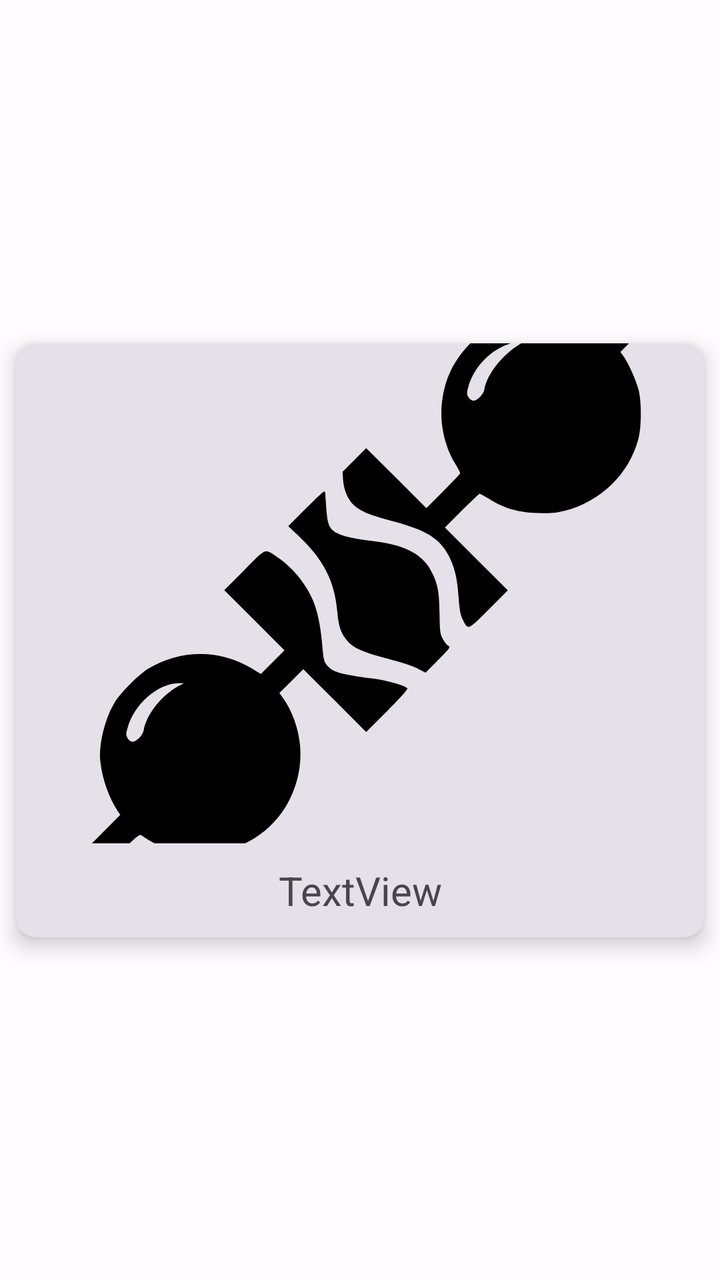
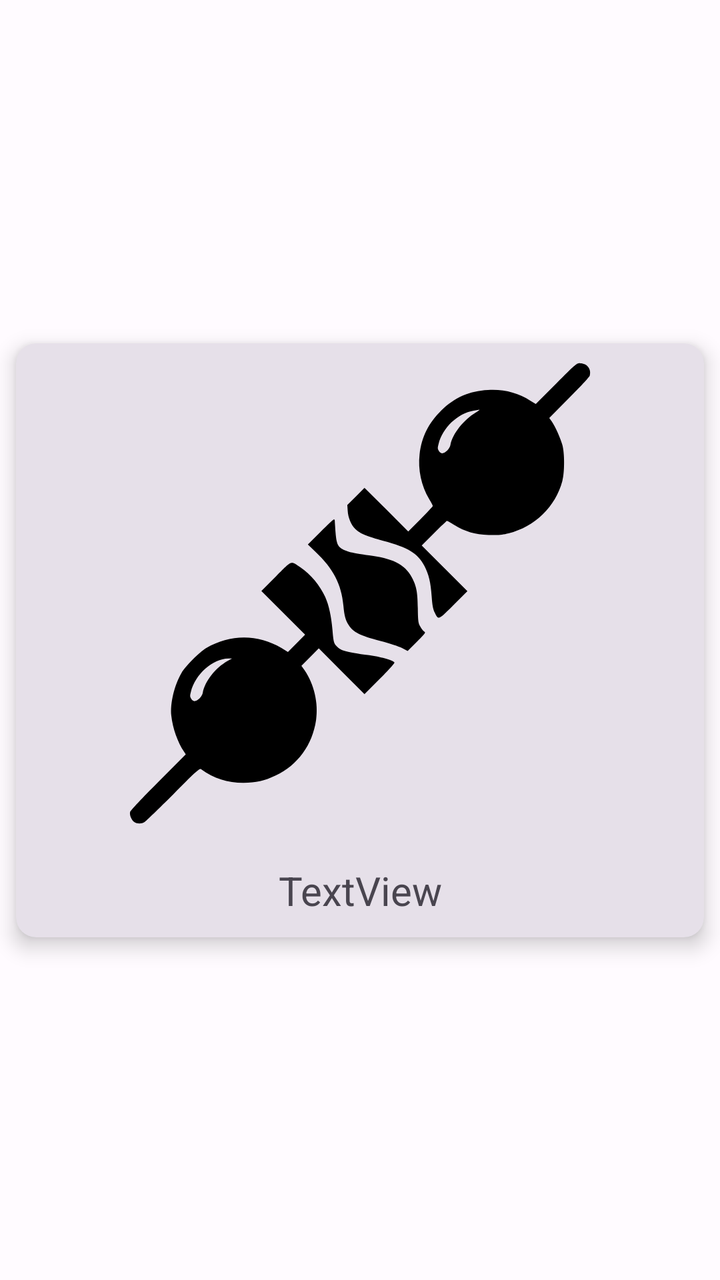

Screens rendered from an Android XML layout before and after an edit, with the pre-edit source and the edit as a unified diff.
<!-- AndroidManifest.xml: application theme Theme.Food_alchemy -->
<!-- res/layout/recipes_home.xml -->
<?xml version="1.0" encoding="utf-8"?>
<androidx.constraintlayout.widget.ConstraintLayout xmlns:android="http://schemas.android.com/apk/res/android"
    xmlns:app="http://schemas.android.com/apk/res-auto"
    xmlns:tools="http://schemas.android.com/tools"
    android:layout_width="match_parent"
    android:layout_height="wrap_content">

    <androidx.cardview.widget.CardView
        android:layout_width="match_parent"
        android:layout_height="wrap_content"
        style="@style/Widget.Material3.CardView.Filled"
        app:layout_constraintBottom_toBottomOf="parent"
        app:layout_constraintEnd_toEndOf="parent"
        app:layout_constraintStart_toStartOf="parent"
        app:layout_constraintTop_toTopOf="parent"
        android:layout_marginStart="8dp"
        android:layout_marginEnd="8dp"
        android:layout_marginTop="10dp"
        android:layout_marginBottom="10dp"
        app:cardCornerRadius="10dp"
        app:cardElevation="6dp">

        <androidx.constraintlayout.widget.ConstraintLayout
            android:layout_width="match_parent"
            android:layout_height="match_parent">

            <ImageView
                android:id="@+id/recipe_image"
                android:layout_width="match_parent"
                android:layout_height="250dp"
                app:srcCompat="@drawable/appetizer"
                android:scaleType="centerCrop"
                app:layout_constraintEnd_toEndOf="parent"
                app:layout_constraintStart_toStartOf="parent"
                app:layout_constraintTop_toTopOf="parent" />

            <TextView
                android:id="@+id/recipe_name"
                android:layout_width="match_parent"
                android:layout_height="wrap_content"
                android:layout_marginTop="10dp"
                android:layout_marginBottom="10dp"
                android:textAlignment="center"
                android:text="TextView"
                android:textSize="20dp"
                app:layout_constraintTop_toBottomOf="@id/recipe_image"
                app:layout_constraintStart_toStartOf="parent"
                app:layout_constraintEnd_toEndOf="parent"
                app:layout_constraintBottom_toBottomOf="parent"/>



        </androidx.constraintlayout.widget.ConstraintLayout>
    </androidx.cardview.widget.CardView>
</androidx.constraintlayout.widget.ConstraintLayout>
<!-- resources referenced by this layout -->
<resources>
  <!-- drawable appetizer: vector/xml drawable (drawable, 2660 chars, omitted) -->
  <style name="Theme.Food_alchemy" parent="Base.Theme.Food_alchemy" />
  <style name="Base.Theme.Food_alchemy" parent="Theme.Material3.DayNight.NoActionBar">
      <item name="colorPrimary">@color/md_theme_light_primary</item>
          <item name="colorOnPrimary">@color/md_theme_light_onPrimary</item>
          <item name="colorPrimaryContainer">@color/md_theme_light_primaryContainer</item>
          <item name="colorOnPrimaryContainer">@color/md_theme_light_onPrimaryContainer</item>
          <item name="colorSecondary">@color/md_theme_light_secondary</item>
          <item name="colorOnSecondary">@color/md_theme_light_onSecondary</item>
          <item name="colorSecondaryContainer">@color/md_theme_light_secondaryContainer</item>
          <item name="colorOnSecondaryContainer">@color/md_theme_light_onSecondaryContainer</item>
          <item name="colorTertiary">@color/md_theme_light_tertiary</item>
          <item name="colorOnTertiary">@color/md_theme_light_onTertiary</item>
          <item name="colorTertiaryContainer">@color/md_theme_light_tertiaryContainer</item>
          <item name="colorOnTertiaryContainer">@color/md_theme_light_onTertiaryContainer</item>
          <item name="colorError">@color/md_theme_light_error</item>
          <item name="colorOnError">@color/md_theme_light_onError</item>
          <item name="colorErrorContainer">@color/md_theme_light_errorContainer</item>
          <item name="colorOnErrorContainer">@color/md_theme_light_onErrorContainer</item>
          <item name="colorOutline">@color/md_theme_light_outline</item>
          <item name="android:colorBackground">@color/md_theme_light_background</item>
          <item name="colorOnBackground">@color/md_theme_light_onBackground</item>
          <item name="colorSurface">@color/md_theme_light_surface</item>
          <item name="colorOnSurface">@color/md_theme_light_onSurface</item>
          <item name="colorSurfaceVariant">@color/md_theme_light_surfaceVariant</item>
          <item name="colorOnSurfaceVariant">@color/md_theme_light_onSurfaceVariant</item>
          <item name="colorSurfaceInverse">@color/md_theme_light_inverseSurface</item>
          <item name="colorOnSurfaceInverse">@color/md_theme_light_inverseOnSurface</item>
          <item name="colorPrimaryInverse">@color/md_theme_light_inversePrimary</item>
       </style>
  <color name="md_theme_light_primary">#7214FF</color>
  <color name="md_theme_light_onPrimary">#FFFFFF</color>
  <color name="md_theme_light_primaryContainer">#E9DDFF</color>
  <color name="md_theme_light_onPrimaryContainer">#23005C</color>
  <color name="md_theme_light_secondary">#625B70</color>
  <color name="md_theme_light_onSecondary">#FFFFFF</color>
  <color name="md_theme_light_secondaryContainer">#E8DEF8</color>
  <color name="md_theme_light_onSecondaryContainer">#1E192B</color>
  <color name="md_theme_light_tertiary">#7E525F</color>
  <color name="md_theme_light_onTertiary">#FFFFFF</color>
  <color name="md_theme_light_tertiaryContainer">#FFD9E2</color>
  <color name="md_theme_light_onTertiaryContainer">#31101C</color>
  <color name="md_theme_light_error">#BA1A1A</color>
  <color name="md_theme_light_onError">#FFFFFF</color>
  <color name="md_theme_light_errorContainer">#FFDAD6</color>
  <color name="md_theme_light_onErrorContainer">#410002</color>
  <color name="md_theme_light_outline">#7A757F</color>
  <color name="md_theme_light_background">#FFFBFF</color>
  <color name="md_theme_light_onBackground">#1C1B1E</color>
  <color name="md_theme_light_surface">#FDF8FD</color>
  <color name="md_theme_light_onSurface">#1C1B1E</color>
  <color name="md_theme_light_surfaceVariant">#E7E0EB</color>
  <color name="md_theme_light_onSurfaceVariant">#49454E</color>
  <color name="md_theme_light_inverseSurface">#323033</color>
  <color name="md_theme_light_inverseOnSurface">#F5EFF4</color>
  <color name="md_theme_light_inversePrimary">#D0BCFF</color>
</resources>

<!-- the commit's change to res/layout/recipes_home.xml (unified diff, before → after) -->
@@ -29,7 +29,6 @@
                 android:layout_width="match_parent"
                 android:layout_height="250dp"
                 app:srcCompat="@drawable/appetizer"
-                android:scaleType="centerCrop"
                 app:layout_constraintEnd_toEndOf="parent"
                 app:layout_constraintStart_toStartOf="parent"
                 app:layout_constraintTop_toTopOf="parent" />
